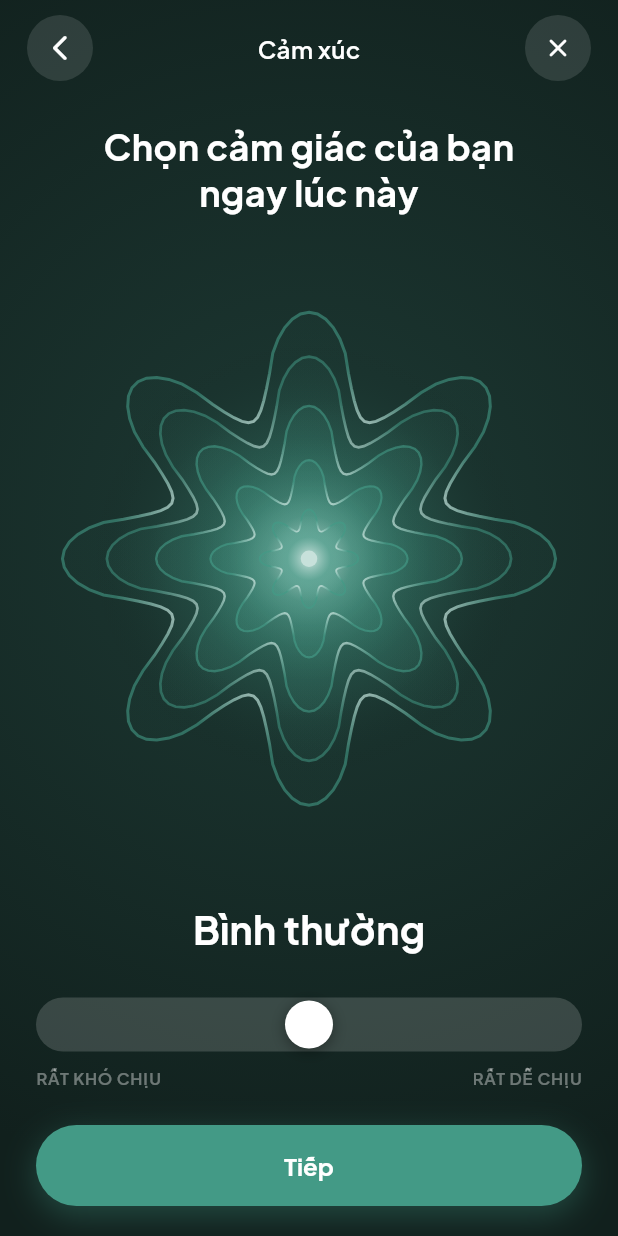
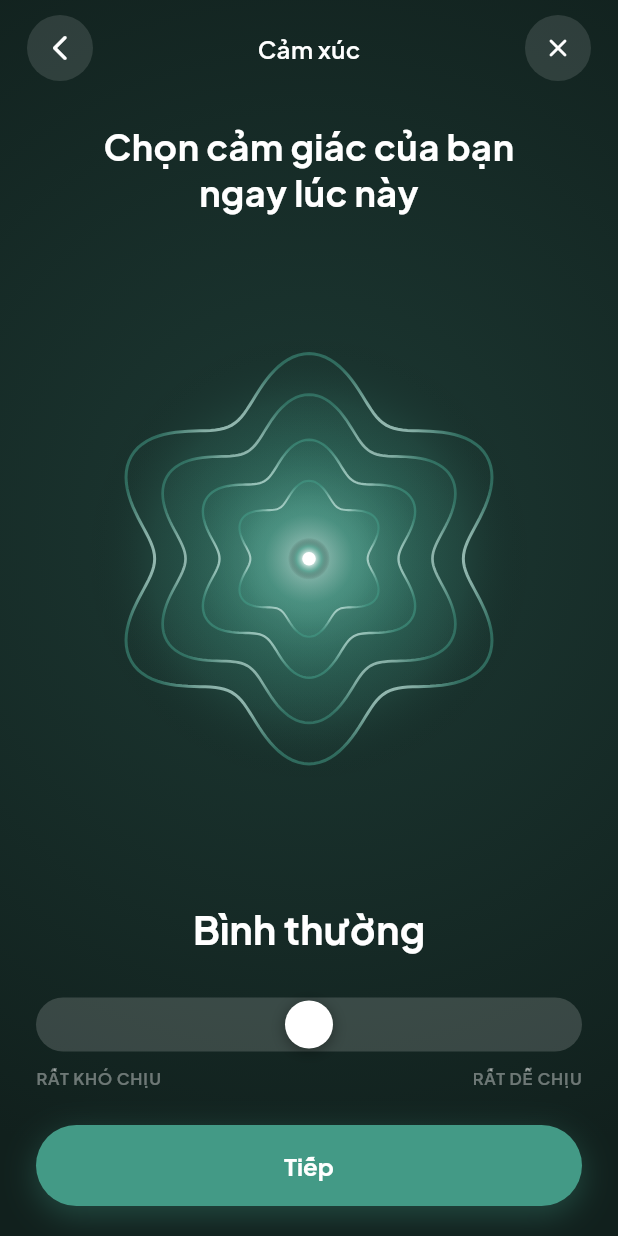
Before and after one commit to huudat31/mind_track, a Flutter app: the screen it shows after launch, after a tap on "Ghi nhận cảm xúc ngay lúc này", on a phone screen of 412 x 824 dp. Run offline on Flutter 3.47's test engine with Material 3 defaults, Android fonts, the light colour scheme and no system bars; our stand-ins replace flutter_riverpod, google_fonts, supabase_flutter; accounts and stored records are empty.

Commit message:
fix: correct State of Mind flower geometry and eliminate seam cut

```diff
--- a/lib/features/logging/widgets/state_of_mind_flower.dart
+++ b/lib/features/logging/widgets/state_of_mind_flower.dart
@@ -4,7 +4,7 @@ import 'package:flutter/material.dart';
 class StateOfMindFlower extends StatelessWidget {
   final double moodValue; // 0.0 (Rất khó chịu) -> 1.0 (Rất dễ chịu)
   final Color accentColor;
-  final double pulseAnimation; // 0.0 -> 1.0 for subtle breathing
+  final double pulseAnimation; // 0.0 -> 1.0 for subtle breathing pulse
 
   const StateOfMindFlower({
     super.key,
@@ -16,9 +16,9 @@ class StateOfMindFlower extends StatelessWidget {
   @override
   Widget build(BuildContext context) {
     return CustomPaint(
-      size: const Size(280, 280),
-      painter: _FlowerPainter(
-        moodValue: moodValue,
+      size: const Size(290, 290),
+      painter: _AppleStateOfMindPainter(
+        moodValue: moodValue.clamp(0.0, 1.0),
         accentColor: accentColor,
         pulse: pulseAnimation,
       ),
@@ -26,12 +26,12 @@ class StateOfMindFlower extends StatelessWidget {
   }
 }
 
-class _FlowerPainter extends CustomPainter {
+class _AppleStateOfMindPainter extends CustomPainter {
   final double moodValue;
   final Color accentColor;
   final double pulse;
 
-  _FlowerPainter({
+  _AppleStateOfMindPainter({
     required this.moodValue,
     required this.accentColor,
     required this.pulse,
@@ -40,132 +40,110 @@ class _FlowerPainter extends CustomPainter {
   @override
   void paint(Canvas canvas, Size size) {
     final center = Offset(size.width / 2, size.height / 2);
-    final maxRadius = (size.width / 2) * 0.92;
+    final baseRadius = (size.width / 2) * 0.88;
 
-    // Calculate dynamic geometry based on mood value:
-    // 0.0: 10-12 sharp spiky star (Very unpleasant)
-    // 0.33: 8 wavy ripple lobes (Slightly unpleasant)
-    // 0.5: 6 soft lobes (Neutral)
-    // 0.66: 5 soft rounded pentagon (Slightly pleasant)
-    // 0.83: 5 golden star petals (Pleasant)
-    // 1.0: 5 blooming rounded petals (Very pleasant)
-    final double petals;
-    final double sharpness; // indentation
-    final double roundness; // sharpness factor
-
-    if (moodValue < 0.25) {
-      // Rất khó chịu: 10 sharp points
-      final t = moodValue / 0.25;
-      petals = 10.0;
-      sharpness = 0.40 - (0.05 * t);
-      roundness = 2.8;
-    } else if (moodValue < 0.5) {
-      // Hơi khó chịu: 8 wavy lobes
-      final t = (moodValue - 0.25) / 0.25;
-      petals = 10.0 - (2.0 * t);
-      sharpness = 0.32 - (0.07 * t);
-      roundness = 1.6;
-    } else if (moodValue < 0.75) {
-      // Hơi dễ chịu: 5 rounded lobes
-      final t = (moodValue - 0.5) / 0.25;
-      petals = 8.0 - (3.0 * t);
-      sharpness = 0.25 - (0.05 * t);
-      roundness = 1.2;
-    } else {
-      // Dễ chịu -> Rất dễ chịu: 5 blooming petals
-      petals = 5.0;
-      sharpness = 0.22 + (0.06 * (moodValue - 0.75) / 0.25);
-      roundness = 1.0;
-    }
-
-    // Breathing pulse scale
+    // Subtle gentle breathing pulse (1.0 -> 1.03)
     final pulseScale = 1.0 + (0.025 * math.sin(pulse * 2 * math.pi));
 
-    // Layer 1: Outermost glowing aura
+    // Outer ambient glowing aura
+    final auraRadius = baseRadius * 1.15 * pulseScale;
     final auraPaint = Paint()
       ..shader = RadialGradient(
         colors: [
-          accentColor.withValues(alpha: 0.28),
-          accentColor.withValues(alpha: 0.08),
+          accentColor.withValues(alpha: 0.35),
+          accentColor.withValues(alpha: 0.12),
           Colors.transparent,
         ],
-        stops: const [0.2, 0.65, 1.0],
-      ).createShader(Rect.fromCircle(center: center, radius: maxRadius * 1.15));
-    canvas.drawCircle(center, maxRadius * 1.15 * pulseScale, auraPaint);
+        stops: const [0.25, 0.70, 1.0],
+      ).createShader(Rect.fromCircle(center: center, radius: auraRadius));
+    canvas.drawCircle(center, auraRadius, auraPaint);
 
-    // Render 4 concentric translucent glassmorphic layers
-    final layers = [
-      _LayerConfig(scale: 1.00 * pulseScale, fillAlpha: 0.18, strokeAlpha: 0.85, strokeWidth: 2.0),
-      _LayerConfig(scale: 0.82 * pulseScale, fillAlpha: 0.32, strokeAlpha: 0.75, strokeWidth: 1.8),
-      _LayerConfig(scale: 0.62 * pulseScale, fillAlpha: 0.55, strokeAlpha: 0.85, strokeWidth: 1.6),
-      _LayerConfig(scale: 0.40 * pulseScale, fillAlpha: 0.78, strokeAlpha: 0.95, strokeWidth: 1.4),
-      _LayerConfig(scale: 0.20 * pulseScale, fillAlpha: 0.95, strokeAlpha: 1.00, strokeWidth: 1.2),
+    // Apple Health shape layers (Concentric glass outlines & fills)
+    // We draw 4 concentric layers from outside in:
+    // Scale 1.0 (outermost rim)
+    // Scale 0.80 (middle rim)
+    // Scale 0.60 (inner rim)
+    // Scale 0.40 (core glow)
+    final layerConfigs = [
+      _FlowerLayer(scale: 1.00 * pulseScale, fillAlpha: 0.14, strokeAlpha: 0.90, strokeWidth: 2.0),
+      _FlowerLayer(scale: 0.80 * pulseScale, fillAlpha: 0.24, strokeAlpha: 0.85, strokeWidth: 1.8),
+      _FlowerLayer(scale: 0.58 * pulseScale, fillAlpha: 0.42, strokeAlpha: 0.95, strokeWidth: 1.6),
+      _FlowerLayer(scale: 0.38 * pulseScale, fillAlpha: 0.70, strokeAlpha: 1.00, strokeWidth: 1.4),
     ];
 
-    for (final layer in layers) {
-      final path = _createFlowerPath(
+    for (final layer in layerConfigs) {
+      final path = _computeClosedPath(
         center: center,
-        radius: maxRadius * layer.scale,
-        petals: petals,
-        sharpness: sharpness,
-        roundness: roundness,
+        radius: baseRadius * layer.scale,
+        mood: moodValue,
       );
 
-      // Layer fill with radial gradient
+      // Layer 1: Translucent frosted glass fill with radial gradient
       final fillPaint = Paint()
         ..style = PaintingStyle.fill
         ..shader = RadialGradient(
           colors: [
-            Color.lerp(Colors.white, accentColor, 0.25)!.withValues(alpha: layer.fillAlpha * 0.9),
-            accentColor.withValues(alpha: layer.fillAlpha * 0.55),
-            accentColor.withValues(alpha: layer.fillAlpha * 0.2),
+            Color.lerp(Colors.white, accentColor, 0.35)!.withValues(alpha: layer.fillAlpha * 0.95),
+            accentColor.withValues(alpha: layer.fillAlpha * 0.65),
+            accentColor.withValues(alpha: layer.fillAlpha * 0.20),
           ],
-          stops: const [0.0, 0.55, 1.0],
-        ).createShader(Rect.fromCircle(center: center, radius: maxRadius * layer.scale));
+          stops: const [0.0, 0.6, 1.0],
+        ).createShader(Rect.fromCircle(center: center, radius: baseRadius * layer.scale));
 
       canvas.drawPath(path, fillPaint);
 
-      // Glass rim stroke (lớp viền thủy tinh phát sáng)
+      // Layer 2: Glass rim highlight stroke (sáng viền thủy tinh mờ)
       final strokePaint = Paint()
         ..style = PaintingStyle.stroke
         ..strokeWidth = layer.strokeWidth
         ..shader = RadialGradient(
           colors: [
             Colors.white.withValues(alpha: layer.strokeAlpha),
-            accentColor.withValues(alpha: layer.strokeAlpha * 0.7),
+            Color.lerp(Colors.white, accentColor, 0.5)!.withValues(alpha: layer.strokeAlpha * 0.85),
+            accentColor.withValues(alpha: layer.strokeAlpha * 0.6),
           ],
-          stops: const [0.6, 1.0],
-        ).createShader(Rect.fromCircle(center: center, radius: maxRadius * layer.scale));
+          stops: const [0.5, 0.85, 1.0],
+        ).createShader(Rect.fromCircle(center: center, radius: baseRadius * layer.scale));
 
       canvas.drawPath(path, strokePaint);
     }
 
-    // Center core dot
-    final corePaint = Paint()
-      ..color = Color.lerp(Colors.white, accentColor, 0.3)!
+    // Glowing center core pin (chấm sáng nhỏ ở tâm như Apple Health)
+    final coreGlowPaint = Paint()
+      ..shader = RadialGradient(
+        colors: [
+          Colors.white.withValues(alpha: 0.9),
+          accentColor.withValues(alpha: 0.6),
+          Colors.transparent,
+        ],
+        stops: const [0.2, 0.6, 1.0],
+      ).createShader(Rect.fromCircle(center: center, radius: 14));
+    canvas.drawCircle(center, 14, coreGlowPaint);
+
+    final corePinPaint = Paint()
+      ..color = Colors.white
       ..style = PaintingStyle.fill;
-    canvas.drawCircle(center, 5.5, corePaint);
+    canvas.drawCircle(center, 4.5, corePinPaint);
   }
 
-  Path _createFlowerPath({
+  /// Calculates a continuous, perfectly closed polar loop (Zero seams / Zero knife slice)
+  /// using seamless trigonometric functions for all 7 mood stages.
+  Path _computeClosedPath({
     required Offset center,
     required double radius,
-    required double petals,
-    required double sharpness,
-    required double roundness,
+    required double mood,
   }) {
     final path = Path();
-    const steps = 180;
+    const int steps = 240;
 
     for (int i = 0; i <= steps; i++) {
-      final theta = (i / steps) * 2 * math.pi;
-      // Superformula / Cosine harmonic variation
-      final harmonic = math.cos(petals * theta);
-      final rDelta = math.pow(harmonic.abs(), 1.0 / roundness) * harmonic.sign;
-      final r = radius * (1.0 + (sharpness * rDelta));
+      final double theta = (i / steps) * 2 * math.pi;
+      final double r = _getRadialDistance(theta, mood) * radius;
 
-      final x = center.dx + r * math.cos(theta - math.pi / 2);
-      final y = center.dy + r * math.sin(theta - math.pi / 2);
+      // Rotate -90 degrees so top petal is upright
+      final double angle = theta - (math.pi / 2);
+      final double x = center.dx + (r * math.cos(angle));
+      final double y = center.dy + (r * math.sin(angle));
 
       if (i == 0) {
         path.moveTo(x, y);
@@ -178,21 +156,86 @@ class _FlowerPainter extends CustomPainter {
     return path;
   }
 
+  /// Evaluates normalized radius r(theta) for theta in [0, 2*pi].
+  /// Guaranteed r(0) == r(2*pi) for any mood value because all harmonics
+  /// use integer multiples of theta!
+  double _getRadialDistance(double theta, double mood) {
+    // 7 Mood checkpoints:
+    // 0.00: Rất khó chịu (10 sharp spiky petals, violet)
+    // 0.17: Khó chịu (8 sharp pointed lobes, deep indigo)
+    // 0.33: Hơi khó chịu (8 soft rippling waves, ocean blue - Image 2)
+    // 0.50: Bình thường (6 soft undulating lobes, teal)
+    // 0.67: Hơi dễ chịu (5 rounded pentagon curves, green - Image 4)
+    // 0.83: Dễ chịu (5 soft golden star curves, gold - Image 3)
+    // 1.00: Rất dễ chịu (5 blooming rounded cherry blossom petals, coral orange - Image 5)
+
+    final List<double> checkpoints = [0.0, 0.17, 0.33, 0.50, 0.67, 0.83, 1.0];
+
+    // Find the two adjacent checkpoints for linear interpolation
+    int index = 0;
+    while (index < checkpoints.length - 2 && mood > checkpoints[index + 1]) {
+      index++;
+    }
+
+    final t0 = checkpoints[index];
+    final t1 = checkpoints[index + 1];
+    final alpha = ((mood - t0) / (t1 - t0)).clamp(0.0, 1.0);
+
+    final rA = _getTierRadius(index, theta);
+    final rB = _getTierRadius(index + 1, theta);
+
+    return (1.0 - alpha) * rA + (alpha * rB);
+  }
+
+  double _getTierRadius(int tier, double theta) {
+    switch (tier) {
+      case 0:
+        // Tier 0: "Rất khó chịu" (10 sharp pointed petals, like Image 1)
+        // Uses cos(10*theta) and cos(20*theta) for sharp faceted petals
+        return 0.82 + (0.28 * math.cos(10 * theta)) - (0.06 * math.cos(20 * theta));
+
+      case 1:
+        // Tier 1: "Khó chịu" (8 pointed lobes)
+        return 0.86 + (0.22 * math.cos(8 * theta)) - (0.04 * math.cos(16 * theta));
+
+      case 2:
+        // Tier 2: "Hơi khó chịu" (8 soft rippling waves, exactly Image 2)
+        return 0.90 + (0.16 * math.cos(8 * theta));
+
+      case 3:
+        // Tier 3: "Bình thường" (6 soft lobes)
+        return 0.92 + (0.13 * math.cos(6 * theta));
+
+      case 4:
+        // Tier 4: "Hơi dễ chịu" (5 rounded pentagon curves, exactly Image 4)
+        return 0.93 + (0.15 * math.cos(5 * theta)) - (0.03 * math.cos(10 * theta));
+
+      case 5:
+        // Tier 5: "Dễ chịu" (5 soft golden star curves, exactly Image 3)
+        return 0.88 + (0.24 * math.cos(5 * theta)) + (0.05 * math.cos(10 * theta));
+
+      case 6:
+      default:
+        // Tier 6: "Rất dễ chịu" (5 blooming rounded cherry blossom petals, exactly Image 5)
+        return 0.84 + (0.28 * math.cos(5 * theta)) - (0.10 * math.cos(10 * theta));
+    }
+  }
+
   @override
-  bool shouldRepaint(covariant _FlowerPainter oldDelegate) {
+  bool shouldRepaint(covariant _AppleStateOfMindPainter oldDelegate) {
     return oldDelegate.moodValue != moodValue ||
         oldDelegate.accentColor != accentColor ||
         oldDelegate.pulse != pulse;
   }
 }
 
-class _LayerConfig {
+class _FlowerLayer {
   final double scale;
   final double fillAlpha;
   final double strokeAlpha;
   final double strokeWidth;
 
-  const _LayerConfig({
+  const _FlowerLayer({
     required this.scale,
     required this.fillAlpha,
     required this.strokeAlpha,
```
